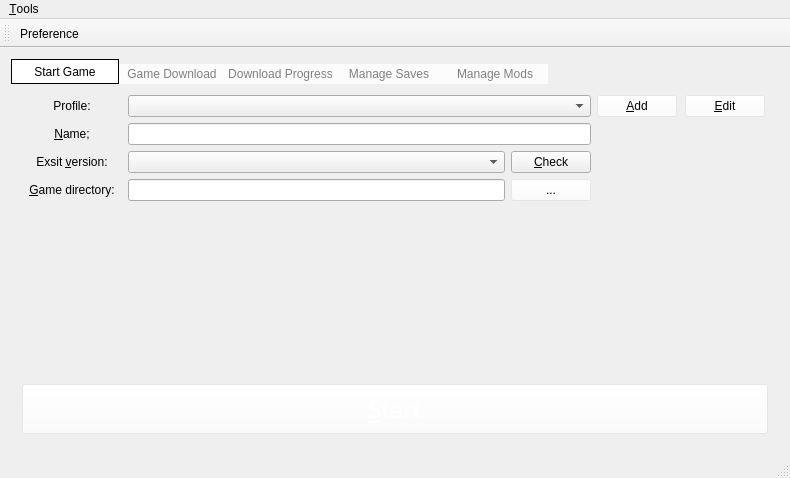
First picture: the form in Kaminec/UI/kamineclauncher.ui, repository kaniol-lck/Kaminec, before the edit.
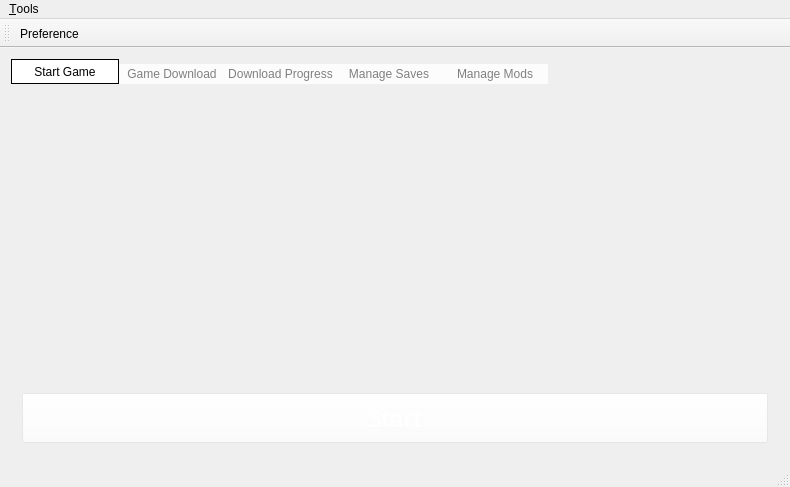
Second picture: the form after the edit.

Diff of the .ui file:
```diff
--- a/Kaminec/UI/kamineclauncher.ui
+++ b/Kaminec/UI/kamineclauncher.ui
@@ -7,7 +7,7 @@
     <x>0</x>
     <y>0</y>
     <width>790</width>
-    <height>476</height>
+    <height>487</height>
    </rect>
   </property>
   <property name="sizePolicy">
@@ -46,242 +46,7 @@
         <string>Start Game</string>
        </attribute>
        <layout class="QGridLayout" name="gridLayout_8">
-        <item row="0" column="0">
-         <layout class="QGridLayout" name="gridLayout_7">
-          <item row="0" column="0" colspan="2">
-           <widget class="QLabel" name="profile_label">
-            <property name="sizePolicy">
-             <sizepolicy hsizetype="Preferred" vsizetype="Preferred">
-              <horstretch>0</horstretch>
-              <verstretch>0</verstretch>
-             </sizepolicy>
-            </property>
-            <property name="minimumSize">
-             <size>
-              <width>100</width>
-              <height>0</height>
-             </size>
-            </property>
-            <property name="text">
-             <string>Profile:</string>
-            </property>
-            <property name="alignment">
-             <set>Qt::AlignCenter</set>
-            </property>
-            <property name="buddy">
-             <cstring>profile_cb</cstring>
-            </property>
-           </widget>
-          </item>
-          <item row="0" column="2">
-           <widget class="QComboBox" name="profile_cb">
-            <property name="sizePolicy">
-             <sizepolicy hsizetype="Expanding" vsizetype="Fixed">
-              <horstretch>0</horstretch>
-              <verstretch>0</verstretch>
-             </sizepolicy>
-            </property>
-            <property name="styleSheet">
-             <string notr="true"/>
-            </property>
-           </widget>
-          </item>
-          <item row="1" column="2">
-           <widget class="QLineEdit" name="profileName_le"/>
-          </item>
-          <item row="2" column="2">
-           <layout class="QHBoxLayout" name="horizontalLayout">
-            <item>
-             <widget class="QComboBox" name="version_cb">
-              <property name="sizePolicy">
-               <sizepolicy hsizetype="Expanding" vsizetype="Fixed">
-                <horstretch>0</horstretch>
-                <verstretch>0</verstretch>
-               </sizepolicy>
-              </property>
-              <property name="styleSheet">
-               <string notr="true"/>
-              </property>
-              <property name="duplicatesEnabled">
-               <bool>false</bool>
-              </property>
-              <property name="frame">
-               <bool>true</bool>
-              </property>
-             </widget>
-            </item>
-            <item>
-             <widget class="QPushButton" name="check_pb">
-              <property name="text">
-               <string>&amp;Check</string>
-              </property>
-             </widget>
-            </item>
-           </layout>
-          </item>
-          <item row="3" column="2">
-           <layout class="QHBoxLayout" name="horizontalLayout_5">
-            <item>
-             <widget class="QLineEdit" name="gameDir_le"/>
-            </item>
-            <item>
-             <widget class="QPushButton" name="gameDir_showPb">
-              <property name="autoFillBackground">
-               <bool>false</bool>
-              </property>
-              <property name="styleSheet">
-               <string notr="true">background-color: rgba(255, 255, 255, 63);</string>
-              </property>
-              <property name="text">
-               <string>...</string>
-              </property>
-              <property name="flat">
-               <bool>false</bool>
-              </property>
-             </widget>
-            </item>
-           </layout>
-          </item>
-          <item row="4" column="0" colspan="3">
-           <spacer name="verticalSpacer_3">
-            <property name="orientation">
-             <enum>Qt::Vertical</enum>
-            </property>
-            <property name="sizeHint" stdset="0">
-             <size>
-              <width>20</width>
-              <height>40</height>
-             </size>
-            </property>
-           </spacer>
-          </item>
-          <item row="1" column="0" colspan="2">
-           <widget class="QLabel" name="profileName_label">
-            <property name="sizePolicy">
-             <sizepolicy hsizetype="Preferred" vsizetype="Preferred">
-              <horstretch>0</horstretch>
-              <verstretch>0</verstretch>
-             </sizepolicy>
-            </property>
-            <property name="text">
-             <string>&amp;Name;</string>
-            </property>
-            <property name="alignment">
-             <set>Qt::AlignCenter</set>
-            </property>
-            <property name="buddy">
-             <cstring>profileName_le</cstring>
-            </property>
-           </widget>
-          </item>
-          <item row="2" column="0" colspan="2">
-           <widget class="QLabel" name="version_label">
-            <property name="sizePolicy">
-             <sizepolicy hsizetype="Preferred" vsizetype="Preferred">
-              <horstretch>0</horstretch>
-              <verstretch>0</verstretch>
-             </sizepolicy>
-            </property>
-            <property name="maximumSize">
-             <size>
-              <width>100</width>
-              <height>16777215</height>
-             </size>
-            </property>
-            <property name="text">
-             <string>Exsit &amp;version:</string>
-            </property>
-            <property name="alignment">
-             <set>Qt::AlignCenter</set>
-            </property>
-            <property name="buddy">
-             <cstring>version_cb</cstring>
-            </property>
-           </widget>
-          </item>
-          <item row="3" column="0" colspan="2">
-           <widget class="QLabel" name="gameDir_label">
-            <property name="sizePolicy">
-             <sizepolicy hsizetype="Preferred" vsizetype="Preferred">
-              <horstretch>0</horstretch>
-              <verstretch>0</verstretch>
-             </sizepolicy>
-            </property>
-            <property name="maximumSize">
-             <size>
-              <width>100</width>
-              <height>16777215</height>
-             </size>
-            </property>
-            <property name="text">
-             <string>&amp;Game directory:</string>
-            </property>
-            <property name="alignment">
-             <set>Qt::AlignCenter</set>
-            </property>
-            <property name="buddy">
-             <cstring>gameDir_le</cstring>
-            </property>
-           </widget>
-          </item>
-         </layout>
-        </item>
-        <item row="0" column="1">
-         <layout class="QGridLayout" name="gridLayout_3">
-          <item row="0" column="0">
-           <widget class="QPushButton" name="addProfile_pb">
-            <property name="sizePolicy">
-             <sizepolicy hsizetype="Fixed" vsizetype="Fixed">
-              <horstretch>0</horstretch>
-              <verstretch>0</verstretch>
-             </sizepolicy>
-            </property>
-            <property name="autoFillBackground">
-             <bool>false</bool>
-            </property>
-            <property name="styleSheet">
-             <string notr="true">background-color: rgba(255, 255, 255, 63);</string>
-            </property>
-            <property name="text">
-             <string>&amp;Add</string>
-            </property>
-           </widget>
-          </item>
-          <item row="0" column="1">
-           <widget class="QPushButton" name="editProfile_pb">
-            <property name="sizePolicy">
-             <sizepolicy hsizetype="Fixed" vsizetype="Fixed">
-              <horstretch>0</horstretch>
-              <verstretch>0</verstretch>
-             </sizepolicy>
-            </property>
-            <property name="styleSheet">
-             <string notr="true">background-color: rgba(255, 255, 255, 63);</string>
-            </property>
-            <property name="text">
-             <string>&amp;Edit</string>
-            </property>
-            <property name="checkable">
-             <bool>true</bool>
-            </property>
-           </widget>
-          </item>
-          <item row="1" column="0" colspan="2">
-           <spacer name="verticalSpacer_2">
-            <property name="orientation">
-             <enum>Qt::Vertical</enum>
-            </property>
-            <property name="sizeHint" stdset="0">
-             <size>
-              <width>171</width>
-              <height>13</height>
-             </size>
-            </property>
-           </spacer>
-          </item>
-         </layout>
-        </item>
-        <item row="2" column="0" colspan="2">
+        <item row="1" column="0" colspan="2">
          <widget class="QPushButton" name="start_pb">
           <property name="sizePolicy">
            <sizepolicy hsizetype="Expanding" vsizetype="Fixed">
@@ -316,13 +81,13 @@
           </property>
          </widget>
         </item>
-        <item row="1" column="0" colspan="2">
+        <item row="0" column="0" colspan="2">
          <spacer name="verticalSpacer">
           <property name="orientation">
            <enum>Qt::Vertical</enum>
           </property>
           <property name="sizeType">
-           <enum>QSizePolicy::Minimum</enum>
+           <enum>QSizePolicy::Expanding</enum>
           </property>
           <property name="sizeHint" stdset="0">
            <size>
```
